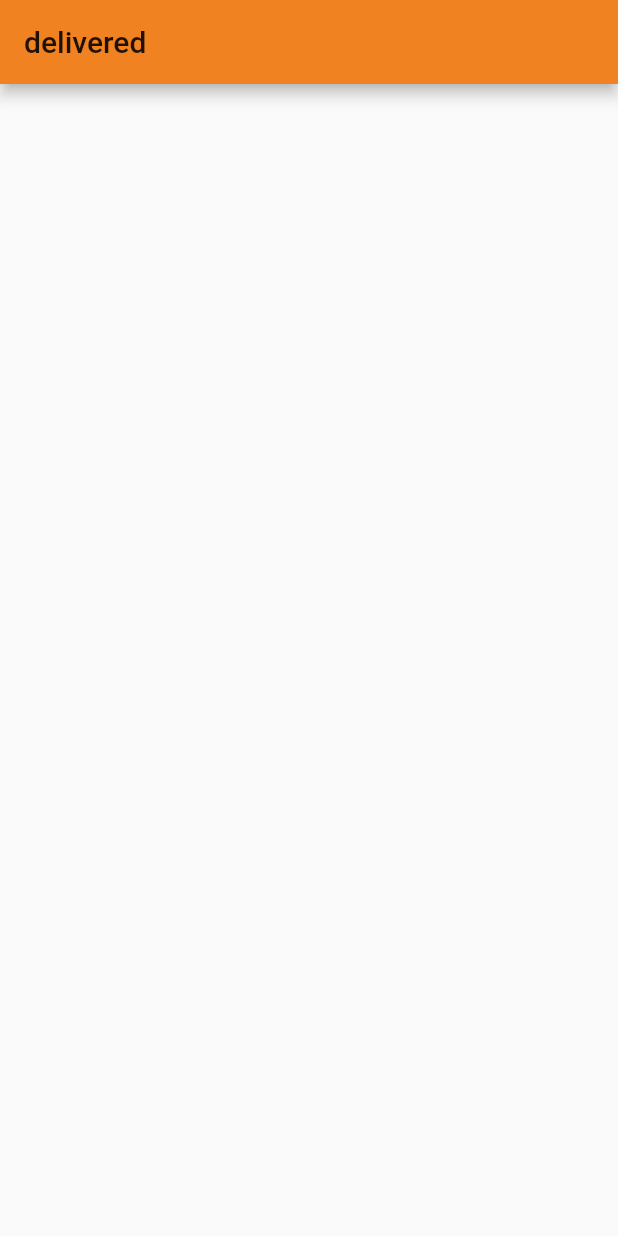
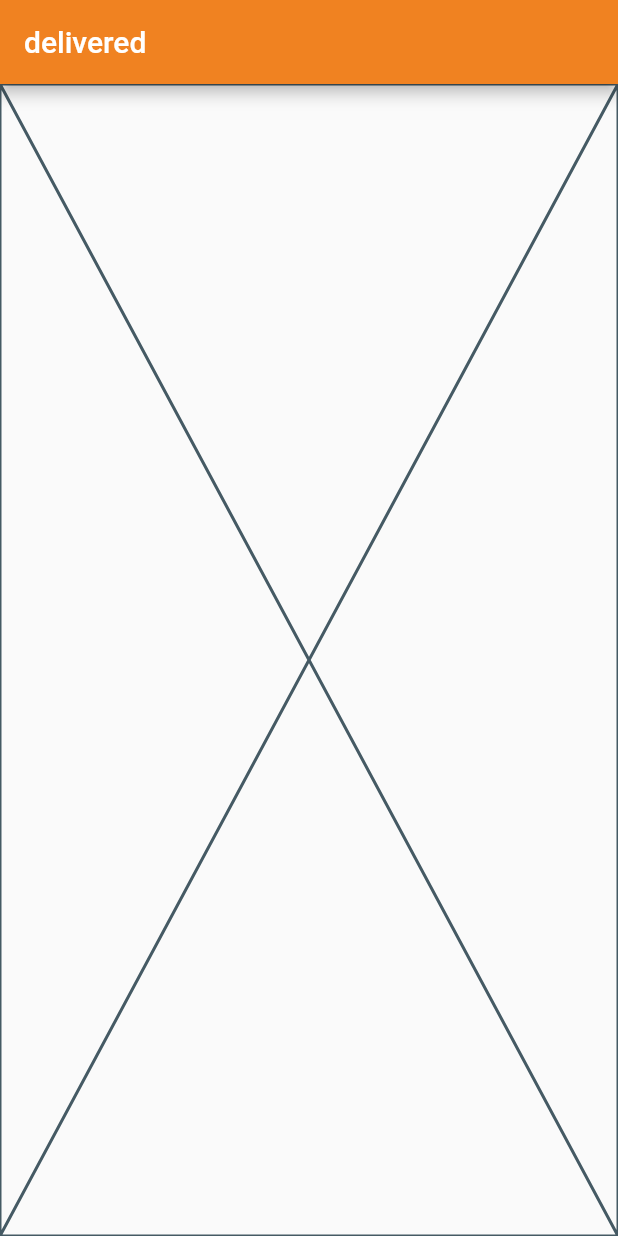
Before and after one commit to wirvsvirus-delivered/app, a Flutter app: the screen it shows after launch, on a phone screen of 412 x 824 dp. Run offline on Flutter 3.47's test engine with Material 2 defaults, Android fonts, the phone set to English and light mode, and no system bars.

Commit message:
White AppBarText

```diff
--- a/lib/main.dart
+++ b/lib/main.dart
@@ -41,9 +41,13 @@ class _MyHomePageState extends State<MyHomePage> {
   @override
   Widget build(BuildContext context) {
     return Scaffold(
-        appBar: AppBar(
-          title: Text(widget.title),
+      appBar: AppBar(
+        title: Text(
+            widget.title,
+            style: TextStyle(color: Color(0xFFFFFFFF))
         ),
-        body: Container());
+      ),
+      body: Placeholder(),
+    );
   }
 }
```
